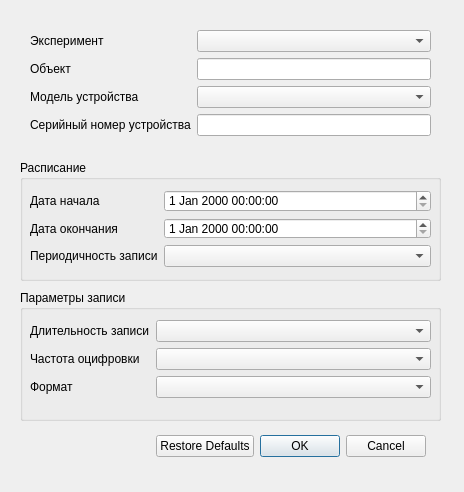
mcsltd/mcs-inRat-planner, file ui/v1/dlg_input_schedule.ui: the form before one commit.
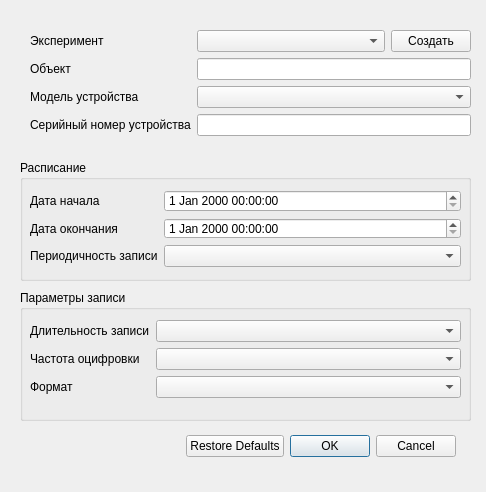
The form after the commit.

Commit message: ui: move dlg create experiment in dlg window for create schedule

The edit to the form file:
```diff
--- a/ui/v1/dlg_input_schedule.ui
+++ b/ui/v1/dlg_input_schedule.ui
@@ -9,7 +9,7 @@
    <rect>
     <x>0</x>
     <y>0</y>
-    <width>464</width>
+    <width>486</width>
     <height>492</height>
    </rect>
   </property>
@@ -28,7 +28,7 @@
   <widget class="QDialogButtonBox" name="buttonBoxSchedule">
    <property name="geometry">
     <rect>
-     <x>140</x>
+     <x>170</x>
      <y>430</y>
      <width>301</width>
      <height>32</height>
@@ -52,7 +52,7 @@
     <rect>
      <x>20</x>
      <y>290</y>
-     <width>421</width>
+     <width>451</width>
      <height>131</height>
     </rect>
    </property>
@@ -64,7 +64,7 @@
      <rect>
       <x>10</x>
       <y>30</y>
-      <width>401</width>
+      <width>431</width>
       <height>81</height>
      </rect>
     </property>
@@ -107,7 +107,7 @@
     <rect>
      <x>20</x>
      <y>160</y>
-     <width>421</width>
+     <width>451</width>
      <height>121</height>
     </rect>
    </property>
@@ -119,7 +119,7 @@
      <rect>
       <x>10</x>
       <y>30</y>
-      <width>401</width>
+      <width>431</width>
       <height>77</height>
      </rect>
     </property>
@@ -162,7 +162,7 @@
     <rect>
      <x>30</x>
      <y>30</y>
-     <width>401</width>
+     <width>441</width>
      <height>115</height>
     </rect>
    </property>
@@ -205,6 +205,8 @@
      </widget>
     </item>
     <item row="0" column="1">
+     <layout class="QHBoxLayout" name="horizontalLayout">
+      <item>
      <widget class="QComboBox" name="comboBoxExperiment">
       <property name="enabled">
        <bool>true</bool>
@@ -216,6 +218,21 @@
        <string/>
       </property>
      </widget>
+      </item>
+      <item>
+       <widget class="QPushButton" name="pushButtonAddExperiment">
+        <property name="sizePolicy">
+         <sizepolicy hsizetype="Fixed" vsizetype="Fixed">
+          <horstretch>0</horstretch>
+          <verstretch>0</verstretch>
+         </sizepolicy>
+        </property>
+        <property name="text">
+         <string>Создать</string>
+        </property>
+       </widget>
+      </item>
+     </layout>
     </item>
    </layout>
   </widget>
```
Lines whose indentation alone changed are shown as unchanged. The commit also changes 4 other files.
